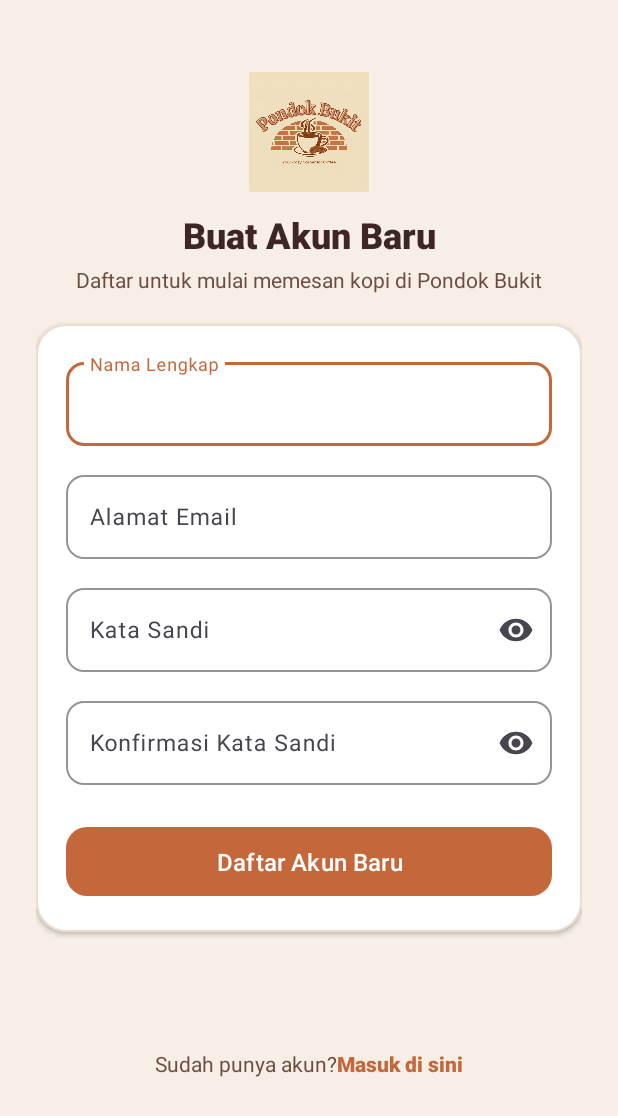
After one commit to sheirenarnelia/pondok-bukit-coffee, an Android app: the RegisterActivity screen opened directly, with no data from a screen before it, on a phone screen of 412 x 824 dp. The commit adds this screen. Shown: the top 1116 px of the screen. Run offline under Robolectric (Android 15) with nearby library versions, the phone set to English and light mode, and no system bars.

Commit message:
feat(auth): implement LoginActivity and RegisterActivity with form validation and intent navigation

```diff
--- /dev/null
+++ b/app/src/main/java/com/sheirenarnelia/pondokbukitcoffee/RegisterActivity.java
@@ -0,0 +1,86 @@
+package com.sheirenarnelia.pondokbukitcoffee;
+
+import android.content.Intent;
+import android.os.Bundle;
+import android.text.TextUtils;
+import android.widget.TextView;
+import android.widget.Toast;
+
+import androidx.appcompat.app.AppCompatActivity;
+
+import com.google.android.material.button.MaterialButton;
+import com.google.android.material.textfield.TextInputEditText;
+
+public class RegisterActivity extends AppCompatActivity {
+
+    private TextInputEditText etFullName, etRegisterEmail, etRegisterPassword, etConfirmPassword;
+    private MaterialButton btnRegisterSubmit;
+    private TextView tvGoToLogin;
+
+    @Override
+    protected void onCreate(Bundle savedInstanceState) {
+        super.onCreate(savedInstanceState);
+        setContentView(R.layout.activity_register);
+
+        // Inisialisasi View
+        etFullName = findViewById(R.id.etFullName);
+        etRegisterEmail = findViewById(R.id.etRegisterEmail);
+        etRegisterPassword = findViewById(R.id.etRegisterPassword);
+        etConfirmPassword = findViewById(R.id.etConfirmPassword);
+        btnRegisterSubmit = findViewById(R.id.btnRegisterSubmit);
+        tvGoToLogin = findViewById(R.id.tvGoToLogin);
+
+        // Aksi Tombol Daftar
+        btnRegisterSubmit.setOnClickListener(v -> handleRegister());
+
+        // Navigasi Kembali ke Login
+        tvGoToLogin.setOnClickListener(v -> {
+            Intent intent = new Intent(RegisterActivity.this, LoginActivity.class);
+            startActivity(intent);
+            finish();
+        });
+    }
+
+    private void handleRegister() {
+        String fullName = etFullName.getText() != null ? etFullName.getText().toString().trim() : "";
+        String email = etRegisterEmail.getText() != null ? etRegisterEmail.getText().toString().trim() : "";
+        String password = etRegisterPassword.getText() != null ? etRegisterPassword.getText().toString().trim() : "";
+        String confirmPassword = etConfirmPassword.getText() != null ? etConfirmPassword.getText().toString().trim() : "";
+
+        // Validasi Form
+        if (TextUtils.isEmpty(fullName)) {
+            etFullName.setError("Nama lengkap wajib diisi");
+            etFullName.requestFocus();
+            return;
+        }
+
+        if (TextUtils.isEmpty(email)) {
+            etRegisterEmail.setError("Email wajib diisi");
+            etRegisterEmail.requestFocus();
+            return;
+        }
+
+        if (TextUtils.isEmpty(password)) {
+            etRegisterPassword.setError("Password wajib diisi");
+            etRegisterPassword.requestFocus();
+            return;
+        }
+
+        if (password.length() < 6) {
+            etRegisterPassword.setError("Password minimal 6 karakter");
+            etRegisterPassword.requestFocus();
+            return;
+        }
+
+        if (!password.equals(confirmPassword)) {
+            etConfirmPassword.setError("Konfirmasi password tidak cocok");
+            etConfirmPassword.requestFocus();
+            return;
+        }
+
+        // Dummy registration logic sebelum Firebase dihubungkan Orang 2
+        Toast.makeText(this, "Registrasi berhasil untuk: " + fullName, Toast.LENGTH_SHORT).show();
+
+        // Setelah Firebase aktif di Hari 2, FirebaseAuth.createUserWithEmailAndPassword dipasang di sini.
+    }
+}
--- /dev/null
+++ b/app/src/main/res/layout/activity_register.xml
@@ -0,0 +1,221 @@
+<?xml version="1.0" encoding="utf-8"?>
+<ScrollView xmlns:android="http://schemas.android.com/apk/res/android"
+    xmlns:app="http://schemas.android.com/apk/res-auto"
+    xmlns:tools="http://schemas.android.com/tools"
+    android:layout_width="match_parent"
+    android:layout_height="match_parent"
+    android:background="@color/brand_cream_bg"
+    android:fillViewport="true">
+
+    <androidx.constraintlayout.widget.ConstraintLayout
+        android:id="@+id/clRegister"
+        android:layout_width="match_parent"
+        android:layout_height="wrap_content"
+        android:padding="24dp"
+        tools:context=".RegisterActivity">
+
+        <ImageView
+            android:id="@+id/ivRegisterLogo"
+            android:layout_width="80dp"
+            android:layout_height="80dp"
+            android:layout_marginTop="24dp"
+            android:contentDescription="@string/app_name"
+            android:src="@drawable/logo_pondokbukit"
+            app:layout_constraintEnd_toEndOf="parent"
+            app:layout_constraintStart_toStartOf="parent"
+            app:layout_constraintTop_toTopOf="parent" />
+
+        <TextView
+            android:id="@+id/tvRegisterTitle"
+            android:layout_width="wrap_content"
+            android:layout_height="wrap_content"
+            android:layout_marginTop="12dp"
+            android:fontFamily="sans-serif-medium"
+            android:text="@string/register_title"
+            android:textColor="@color/brand_espresso"
+            android:textSize="24sp"
+            android:textStyle="bold"
+            app:layout_constraintEnd_toEndOf="parent"
+            app:layout_constraintStart_toStartOf="parent"
+            app:layout_constraintTop_toBottomOf="@+id/ivRegisterLogo" />
+
+        <TextView
+            android:id="@+id/tvRegisterSubtitle"
+            android:layout_width="wrap_content"
+            android:layout_height="wrap_content"
+            android:layout_marginTop="4dp"
+            android:text="@string/register_subtitle"
+            android:textColor="@color/brand_roast"
+            android:textSize="14sp"
+            app:layout_constraintEnd_toEndOf="parent"
+            app:layout_constraintStart_toStartOf="parent"
+            app:layout_constraintTop_toBottomOf="@+id/tvRegisterTitle" />
+
+        <!-- Card Container Form Register -->
+        <com.google.android.material.card.MaterialCardView
+            android:id="@+id/cardRegisterForm"
+            android:layout_width="match_parent"
+            android:layout_height="wrap_content"
+            android:layout_marginTop="20dp"
+            app:cardBackgroundColor="@color/brand_surface"
+            app:cardCornerRadius="20dp"
+            app:cardElevation="2dp"
+            app:strokeColor="@color/brand_border"
+            app:strokeWidth="1dp"
+            app:layout_constraintEnd_toEndOf="parent"
+            app:layout_constraintStart_toStartOf="parent"
+            app:layout_constraintTop_toBottomOf="@+id/tvRegisterSubtitle">
+
+            <LinearLayout
+                android:layout_width="match_parent"
+                android:layout_height="wrap_content"
+                android:orientation="vertical"
+                android:padding="20dp">
+
+                <!-- Input Nama Lengkap -->
+                <com.google.android.material.textfield.TextInputLayout
+                    android:id="@+id/tilFullName"
+                    android:layout_width="match_parent"
+                    android:layout_height="wrap_content"
+                    android:hint="@string/name_label"
+                    app:boxBackgroundColor="@color/brand_surface"
+                    app:boxCornerRadiusBottomEnd="12dp"
+                    app:boxCornerRadiusBottomStart="12dp"
+                    app:boxCornerRadiusTopEnd="12dp"
+                    app:boxCornerRadiusTopStart="12dp"
+                    app:boxStrokeColor="@color/brand_terracotta"
+                    app:hintTextColor="@color/brand_terracotta">
+
+                    <com.google.android.material.textfield.TextInputEditText
+                        android:id="@+id/etFullName"
+                        android:layout_width="match_parent"
+                        android:layout_height="wrap_content"
+                        android:inputType="textPersonName"
+                        android:textColor="@color/brand_espresso"
+                        android:textSize="15sp" />
+                </com.google.android.material.textfield.TextInputLayout>
+
+                <!-- Input Email -->
+                <com.google.android.material.textfield.TextInputLayout
+                    android:id="@+id/tilRegisterEmail"
+                    android:layout_width="match_parent"
+                    android:layout_height="wrap_content"
+                    android:layout_marginTop="14dp"
+                    android:hint="@string/email_label"
+                    app:boxBackgroundColor="@color/brand_surface"
+                    app:boxCornerRadiusBottomEnd="12dp"
+                    app:boxCornerRadiusBottomStart="12dp"
+                    app:boxCornerRadiusTopEnd="12dp"
+                    app:boxCornerRadiusTopStart="12dp"
+                    app:boxStrokeColor="@color/brand_terracotta"
+                    app:hintTextColor="@color/brand_terracotta">
+
+                    <com.google.android.material.textfield.TextInputEditText
+                        android:id="@+id/etRegisterEmail"
+                        android:layout_width="match_parent"
+                        android:layout_height="wrap_content"
+                        android:inputType="textEmailAddress"
+                        android:textColor="@color/brand_espresso"
+                        android:textSize="15sp" />
+                </com.google.android.material.textfield.TextInputLayout>
+
+                <!-- Input Password -->
+                <com.google.android.material.textfield.TextInputLayout
+                    android:id="@+id/tilRegisterPassword"
+                    android:layout_width="match_parent"
+                    android:layout_height="wrap_content"
+                    android:layout_marginTop="14dp"
+                    android:hint="@string/password_label"
+                    app:boxBackgroundColor="@color/brand_surface"
+                    app:boxCornerRadiusBottomEnd="12dp"
+                    app:boxCornerRadiusBottomStart="12dp"
+                    app:boxCornerRadiusTopEnd="12dp"
+                    app:boxCornerRadiusTopStart="12dp"
+                    app:boxStrokeColor="@color/brand_terracotta"
+                    app:endIconMode="password_toggle"
+                    app:hintTextColor="@color/brand_terracotta">
+
+                    <com.google.android.material.textfield.TextInputEditText
+                        android:id="@+id/etRegisterPassword"
+                        android:layout_width="match_parent"
+                        android:layout_height="wrap_content"
+                        android:inputType="textPassword"
+                        android:textColor="@color/brand_espresso"
+                        android:textSize="15sp" />
+                </com.google.android.material.textfield.TextInputLayout>
+
+                <!-- Input Konfirmasi Password -->
+                <com.google.android.material.textfield.TextInputLayout
+                    android:id="@+id/tilConfirmPassword"
+                    android:layout_width="match_parent"
+                    android:layout_height="wrap_content"
+                    android:layout_marginTop="14dp"
+                    android:hint="@string/confirm_password_label"
+                    app:boxBackgroundColor="@color/brand_surface"
+                    app:boxCornerRadiusBottomEnd="12dp"
+                    app:boxCornerRadiusBottomStart="12dp"
+                    app:boxCornerRadiusTopEnd="12dp"
+                    app:boxCornerRadiusTopStart="12dp"
+                    app:boxStrokeColor="@color/brand_terracotta"
+                    app:endIconMode="password_toggle"
+                    app:hintTextColor="@color/brand_terracotta">
+
+                    <com.google.android.material.textfield.TextInputEditText
+                        android:id="@+id/etConfirmPassword"
+                        android:layout_width="match_parent"
+                        android:layout_height="wrap_content"
+                        android:inputType="textPassword"
+                        android:textColor="@color/brand_espresso"
+                        android:textSize="15sp" />
+                </com.google.android.material.textfield.TextInputLayout>
+
+                <!-- Tombol Daftar -->
+                <com.google.android.material.button.MaterialButton
+                    android:id="@+id/btnRegisterSubmit"
+                    android:layout_width="match_parent"
+                    android:layout_height="54dp"
+                    android:layout_marginTop="24dp"
+                    android:fontFamily="sans-serif-medium"
+                    android:text="@string/btn_register"
+                    android:textAllCaps="false"
+                    android:textColor="@color/white"
+                    android:textSize="16sp"
+                    app:backgroundTint="@color/brand_terracotta"
+                    app:cornerRadius="14dp" />
+
+            </LinearLayout>
+        </com.google.android.material.card.MaterialCardView>
+
+        <!-- Link ke Login -->
+        <LinearLayout
+            android:id="@+id/llLoginLink"
+            android:layout_width="wrap_content"
+            android:layout_height="wrap_content"
+            android:layout_marginTop="20dp"
+            android:layout_marginBottom="24dp"
+            android:orientation="horizontal"
+            app:layout_constraintBottom_toBottomOf="parent"
+            app:layout_constraintEnd_toEndOf="parent"
+            app:layout_constraintStart_toStartOf="parent"
+            app:layout_constraintTop_toBottomOf="@+id/cardRegisterForm">
+
+            <TextView
+                android:layout_width="wrap_content"
+                android:layout_height="wrap_content"
+                android:text="@string/have_account_text"
+                android:textColor="@color/brand_roast"
+                android:textSize="14sp" />
+
+            <TextView
+                android:id="@+id/tvGoToLogin"
+                android:layout_width="wrap_content"
+                android:layout_height="wrap_content"
+                android:fontFamily="sans-serif-medium"
+                android:text="@string/login_link"
+                android:textColor="@color/brand_terracotta"
+                android:textSize="14sp"
+                android:textStyle="bold" />
+        </LinearLayout>
+
+    </androidx.constraintlayout.widget.ConstraintLayout>
+</ScrollView>
--- a/app/src/main/res/values/strings.xml
+++ b/app/src/main/res/values/strings.xml
@@ -2,11 +2,27 @@
     <string name="app_name">Pondok Bukit</string>
     <string name="tagline">Your Cozy Corner for Coffee</string>
 
-    <!-- Auth Strings -->
-    <string name="login_title">Selamat Datang Kembali</string>
-    <string name="login_subtitle">Silakan masuk ke akun Pondok Bukit Anda</string>
-    <string name="email_hint">Alamat Email</string>
-    <string name="password_hint">Kata Sandi</string>
+    <!-- Welcome Screen -->
     <string name="btn_login">Masuk</string>
     <string name="btn_register">Daftar Akun Baru</string>
+
+    <!-- Login Screen -->
+    <string name="login_title">Selamat Datang!</string>
+    <string name="login_subtitle">Nikmati secangkir kopi favorit Anda hari ini</string>
+    <string name="email_label">Alamat Email</string>
+    <string name="email_hint">nama@email.com</string>
+    <string name="password_label">Kata Sandi</string>
+    <string name="password_hint">Masukkan kata sandi</string>
+    <string name="no_account_text">Belum punya akun? </string>
+    <string name="register_link">Daftar sekarang</string>
+
+    <!-- Register Screen -->
+    <string name="register_title">Buat Akun Baru</string>
+    <string name="register_subtitle">Daftar untuk mulai memesan kopi di Pondok Bukit</string>
+    <string name="name_label">Nama Lengkap</string>
+    <string name="name_hint">Masukkan nama lengkap</string>
+    <string name="confirm_password_label">Konfirmasi Kata Sandi</string>
+    <string name="confirm_password_hint">Ulangi kata sandi Anda</string>
+    <string name="have_account_text">Sudah punya akun? </string>
+    <string name="login_link">Masuk di sini</string>
 </resources>
```
Also changed, not shown: app/src/main/AndroidManifest.xml (+14 -0 lines), app/src/main/java/com/sheirenarnelia/pondokbukitcoffee/LoginActivity.java (added, +63 -0 lines), app/src/main/java/com/sheirenarnelia/pondokbukitcoffee/MainActivity.java (+20 -9 lines), app/src/main/res/layout/activity_login.xml (added, +173 -0 lines).
